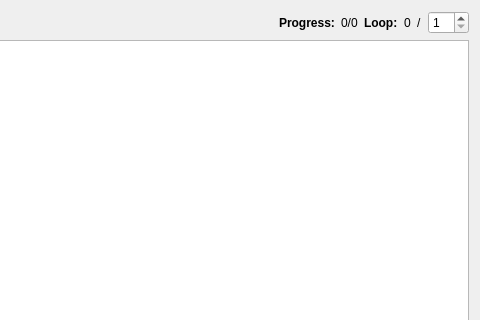
Before: the Qt Designer form code/client/testsequencer.ui in ngocminhdao88/Zylinderkopfpruefstand, drawn with Qt 5; both pictures show x 284 to 764 and y 0 to 320 of the 764 by 468 pixel window.
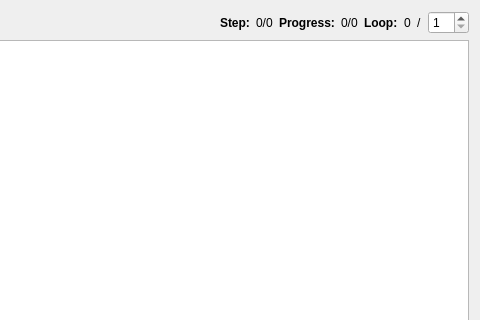
After: the same form once the commit is applied.

Diff of the .ui file:
```diff
--- a/code/client/testsequencer.ui
+++ b/code/client/testsequencer.ui
@@ -51,6 +51,26 @@
        </property>
       </spacer>
      </item>
+     <item>
+      <widget class="QLabel" name="label_6">
+       <property name="font">
+        <font>
+         <weight>75</weight>
+         <bold>true</bold>
+        </font>
+       </property>
+       <property name="text">
+        <string>Step:</string>
+       </property>
+      </widget>
+     </item>
+     <item>
+      <widget class="QLabel" name="stepLabel">
+       <property name="text">
+        <string>0/0</string>
+       </property>
+      </widget>
+     </item>
      <item>
       <widget class="QLabel" name="label_4">
        <property name="font">
```
Left out of the diff: 5 changed lines with no effect on the pictures.
